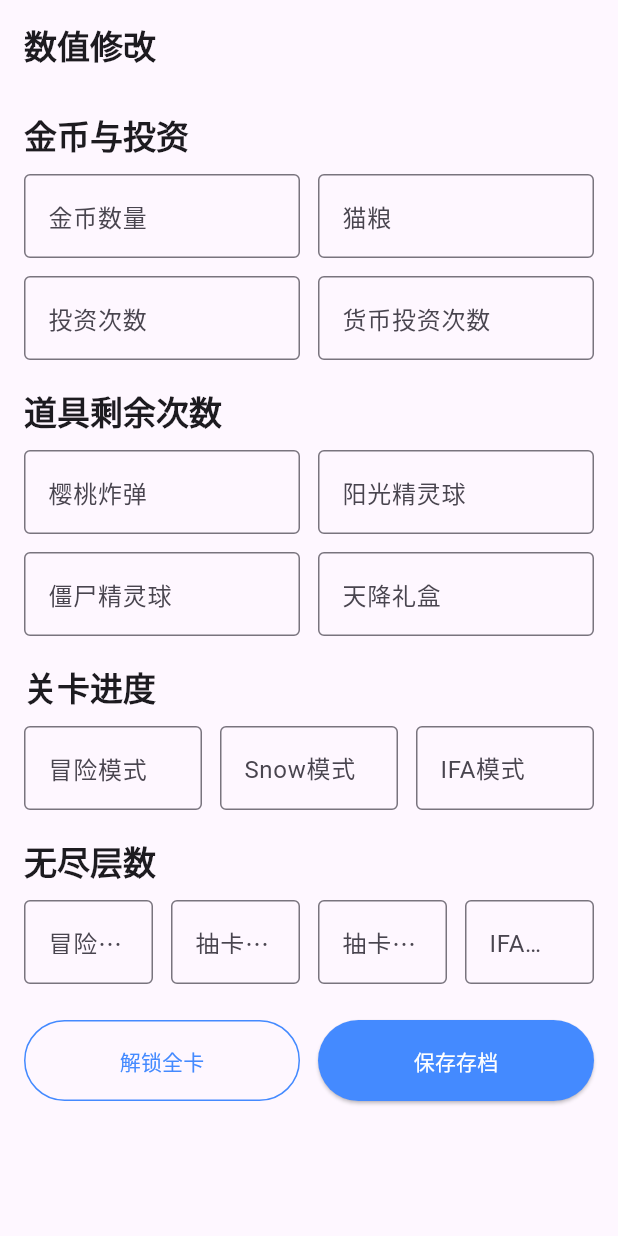
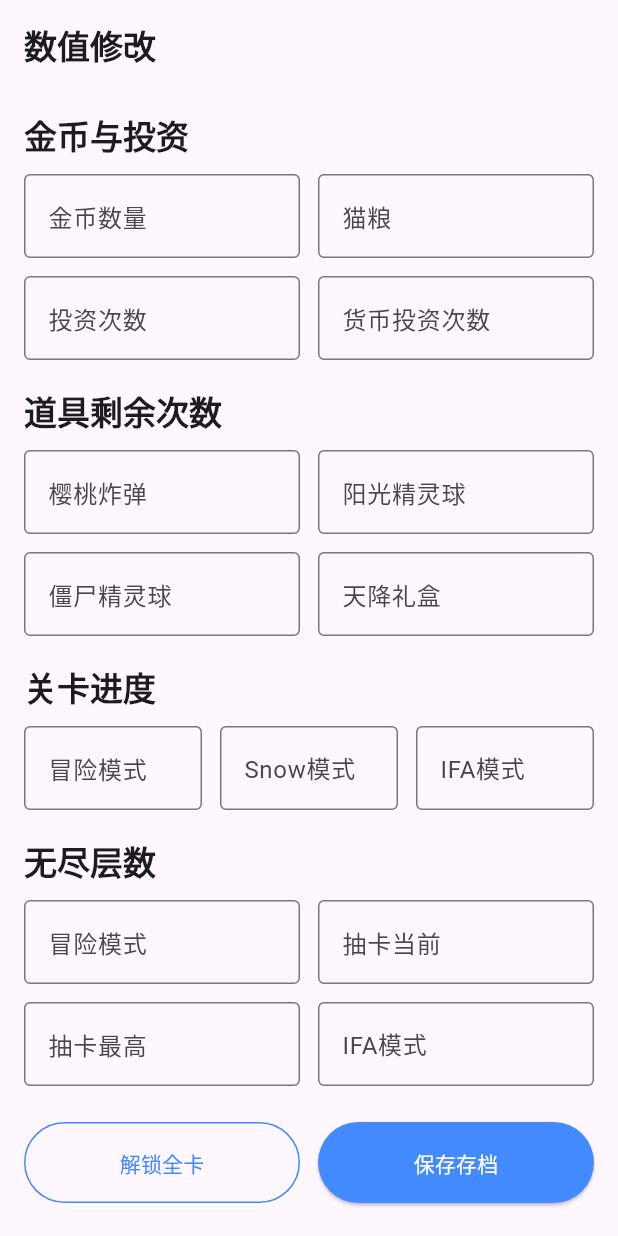
Before and after one commit to mokurin000/pvzmdz_editor, a Flutter app: the MobileSaveEditorPage widget shown alone on an empty page, opened directly with empty values, on a phone screen of 412 x 824 dp. Run offline on Flutter 3.47's test engine with Material 3 defaults, Android fonts, the phone set to English and light mode, and no system bars; our stand-ins replace logger; missing offline and left inert: shizuku_api, win32; generated files the repository leaves out were written again; Roboto replaces fonts that are missing (Microsoft YaHei UI).

Commit message:
fix: two-column layout for mobile

```diff
--- a/lib/ui/pages/mobile.dart
+++ b/lib/ui/pages/mobile.dart
@@ -100,18 +100,12 @@ class MobileSaveEditorPage extends StatelessWidget {
           const SizedBox(height: 12),
           TwoColumnFields(
             first: NumberField(label: '冒险模式', controller: wujincengController),
-            second: NumberField(
-              label: '抽卡当前',
-              controller: wujinceng2Controller,
-            ),
-            third: NumberField(
-              label: '抽卡最高',
-              controller: wujinceng2LastController,
-            ),
-            fourth: NumberField(
-              label: 'IFA模式',
-              controller: wujinceng3Controller,
-            ),
+            second: NumberField(label: '抽卡当前', controller: wujinceng2Controller),
+          ),
+          const SizedBox(height: 12),
+          TwoColumnFields(
+            first: NumberField(label: '抽卡最高', controller: wujinceng2LastController),
+            second: NumberField(label: 'IFA模式', controller: wujinceng3Controller),
           ),
           const SizedBox(height: 24),
           ActionButtons(onUnlockAllPlants: onUnlockAllPlants, onSave: onSave),
--- a/lib/ui/save_editor.dart
+++ b/lib/ui/save_editor.dart
@@ -112,6 +112,7 @@ class _SaveEditorScreenState extends State<SaveEditorScreen> {
   Future<void> _handleAppBarAction(_AppBarAction action) async {
     switch (action) {
       case _AppBarAction.reload:
+        _isLoading = true;
         await _loadData();
         break;
       case _AppBarAction.sourceRepository:
@@ -134,11 +135,9 @@ class _SaveEditorScreenState extends State<SaveEditorScreen> {
       return;
     }
 
-    ScaffoldMessenger.of(context).showSnackBar(
-      const SnackBar(
-        content: Text('无法打开源码仓库'),
-      ),
-    );
+    ScaffoldMessenger.of(
+      context,
+    ).showSnackBar(const SnackBar(content: Text('无法打开源码仓库')));
   }
 
   void _syncControllers(GameData data) {
@@ -385,18 +384,12 @@ class _SaveEditorScreenState extends State<SaveEditorScreen> {
               icon: const Icon(Icons.more_vert),
               onSelected: _handleAppBarAction,
               itemBuilder: (context) => const [
-                PopupMenuItem(
-                  value: _AppBarAction.reload,
-                  child: Text('撤销修改'),
-                ),
+                PopupMenuItem(value: _AppBarAction.reload, child: Text('重载存档')),
                 PopupMenuItem(
                   value: _AppBarAction.sourceRepository,
                   child: Text('源码仓库'),
                 ),
-                PopupMenuItem(
-                  value: _AppBarAction.exit,
-                  child: Text('退出程序'),
-                ),
+                PopupMenuItem(value: _AppBarAction.exit, child: Text('退出程序')),
               ],
             ),
           ],
```
